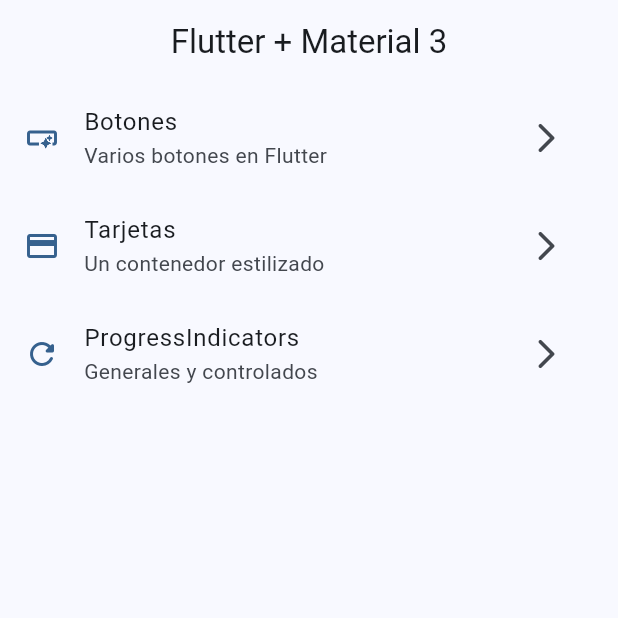
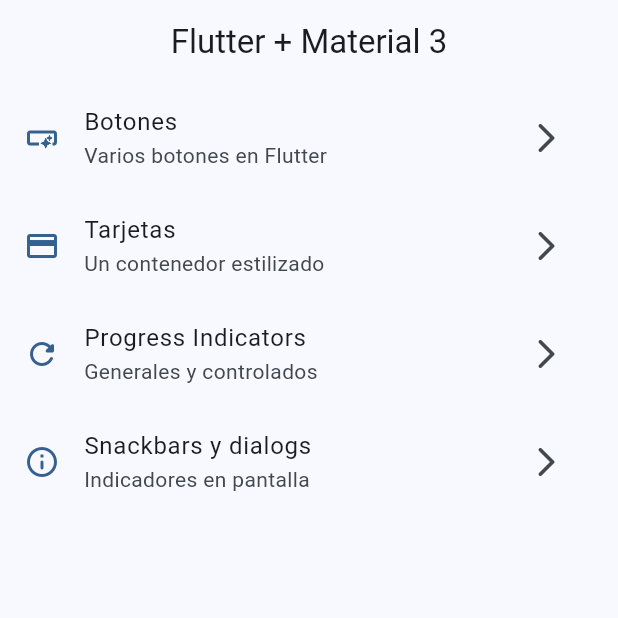
Before and after one commit to ManuelNZ20/widgets_app, a Flutter app: the screen it shows after launch, on a phone screen of 412 x 824 dp, the top half of it. Run offline on Flutter 3.47's test engine with Material 3 defaults, Android fonts, the phone set to English and light mode, and no system bars; our stand-ins replace flutter_riverpod, go_router.

Commit message:
snackbar and dialogs

```diff
--- a/lib/config/config.dart
+++ b/lib/config/config.dart
@@ -1,2 +1,3 @@
 export '../config/router/app_router.dart';
 export '../config/theme/app_theme.dart';
+export '../config/functions/show_custom_snackbar.dart';
--- a/lib/config/constants/app_menu_items.dart
+++ b/lib/config/constants/app_menu_items.dart
@@ -17,9 +17,15 @@ const appMenuItems = <MenuItem>[
     icon: Icons.credit_card_outlined,
   ),
   MenuItem(
-    title: 'ProgressIndicators',
+    title: 'Progress Indicators',
     subTitle: 'Generales y controlados',
     link: '/progress',
     icon: Icons.refresh_rounded,
   ),
+  MenuItem(
+    title: 'Snackbars y dialogs',
+    subTitle: 'Indicadores en pantalla',
+    link: '/snackbars',
+    icon: Icons.info_outline_rounded,
+  ),
 ];
--- a/lib/config/router/app_router.dart
+++ b/lib/config/router/app_router.dart
@@ -27,6 +27,11 @@ final appRouterProvider = Provider<GoRouter>((ref) {
         name: ProgressScreen.name,
         builder: (context, state) => const ProgressScreen(),
       ),
+      GoRoute(
+        path: '/snackbars',
+        name: SnackBarScreen.name,
+        builder: (context, state) => const SnackBarScreen(),
+      ),
     ],
   );
   return appRouter;
--- a/lib/main.dart
+++ b/lib/main.dart
@@ -18,6 +18,7 @@ class MainApp extends ConsumerWidget {
   Widget build(BuildContext context, WidgetRef ref) {
     final appRouter = ref.watch(appRouterProvider);
     return MaterialApp.router(
+      title: 'Flutter Widgets',
       debugShowCheckedModeBanner: false,
       theme: AppTheme(selectedColor: 0).themeData(),
       routerConfig: appRouter,
```
Also changed, not shown: lib/presentation/screens/snackbar/snackbar_screen.dart (+54 -1 lines).
